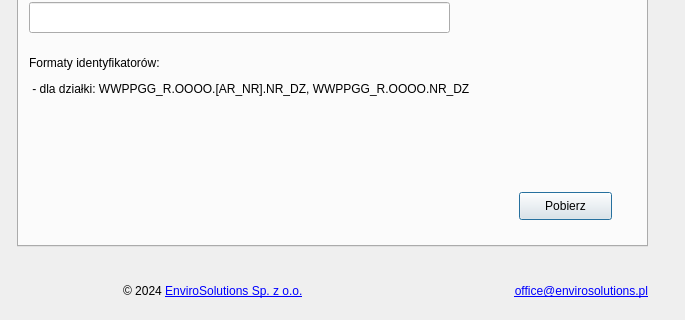
envirosolutionspl/uldk_gugik, file uldk_gugik_dialog_base.ui: the form before one commit; both pictures show x 173 to 858 and y 194 to 514 of the 858 by 514 pixel window.
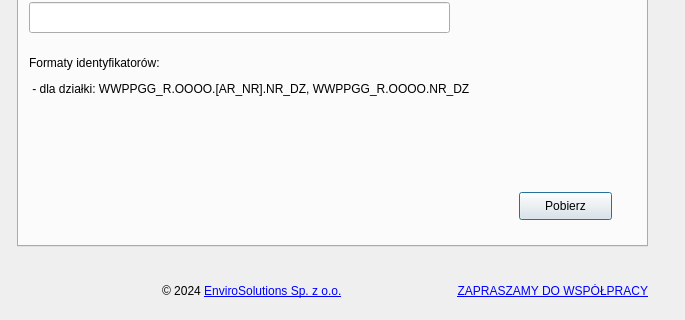
The form after the commit. Icons and pictures are not drawn. Custom widgets are drawn as their Qt base class.

Commit message: dodanie hiperłącza i wyśrodkowanie dołu paska

```diff
--- a/uldk_gugik_dialog_base.ui
+++ b/uldk_gugik_dialog_base.ui
@@ -799,7 +799,7 @@
       </property>
      </widget>
     </item>
-    <item>
+    <item alignment="Qt::AlignHCenter">
      <widget class="QLabel" name="lbl_copyrights">
       <property name="text">
        <string>&lt;html&gt;&lt;head/&gt;&lt;body&gt;&lt;p&gt;© 2024 &lt;a href=&quot;http://www.envirosolutions.pl/&quot;&gt;&lt;span style=&quot; text-decoration: underline; color:#0000ff;&quot;&gt;EnviroSolutions Sp. z o.o.&lt;/span&gt;&lt;/a&gt;&lt;/p&gt;&lt;/body&gt;&lt;/html&gt;</string>
@@ -818,7 +818,7 @@
     <item>
      <widget class="QLabel" name="lbl_email">
       <property name="text">
-       <string>&lt;a href=&quot;mailto:office@envirosolutions.pl&quot;&gt;office@envirosolutions.pl&lt;/a&gt;</string>
+       <string>&lt;html&gt;&lt;head/&gt;&lt;body&gt;&lt;p&gt;&lt;a href=&quot;mailto:office@envirosolutions.pl&quot;&gt;&lt;span style=&quot; text-decoration: underline; color:#0000ff;&quot;&gt;ZAPRASZAMY DO WSPÓŁPRACY&lt;/span&gt;&lt;/a&gt;&lt;/p&gt;&lt;/body&gt;&lt;/html&gt;</string>
       </property>
       <property name="textFormat">
        <enum>Qt::RichText</enum>
```
